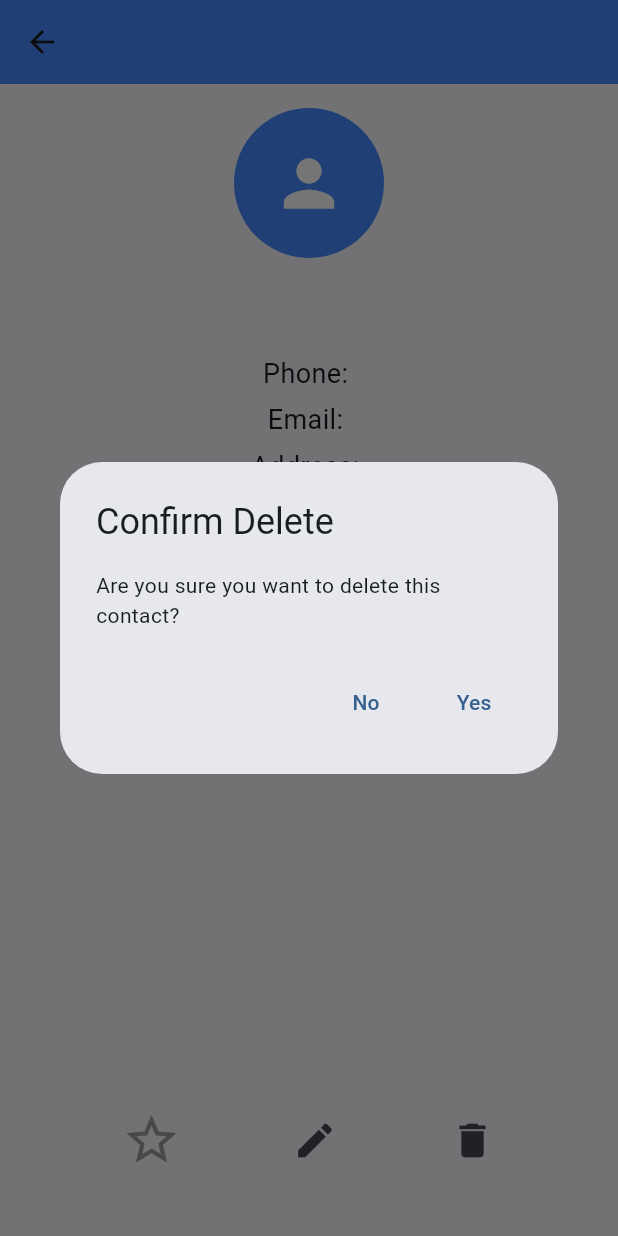
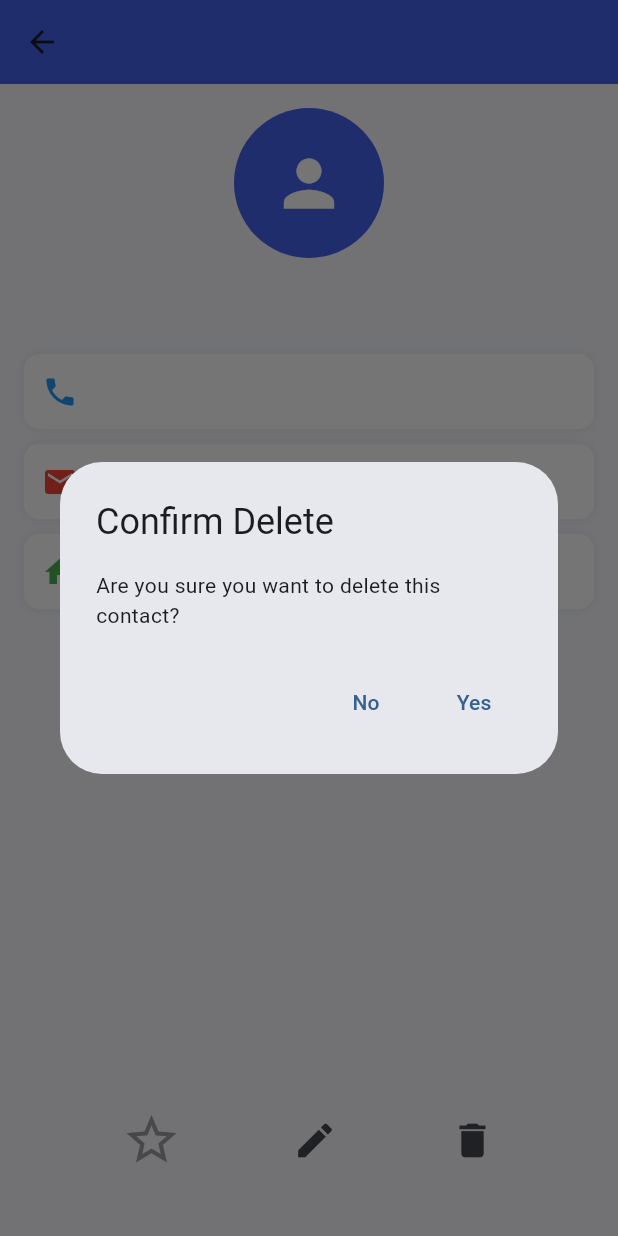
Before and after one commit to VSHarinee/contactmanage, a Flutter app: the ContactDetailsScreen screen opened directly with empty values, item 3 of the bottom bar chosen, on a phone screen of 412 x 824 dp. Run offline on Flutter 3.47's test engine with Material 3 defaults, Android fonts, the phone set to English and light mode, and no system bars; our stand-ins replace cloud_firestore, firebase_auth, firebase_core; accounts and stored records are empty.

Commit message:
2.1 version

```diff
--- a/lib/screens/ContactDetailsScreen.dart
+++ b/lib/screens/ContactDetailsScreen.dart
@@ -21,6 +21,7 @@ class ContactDetailsScreen extends StatefulWidget {
     required this.profilePhoto,
     required this.uid,
   }) : super(key: key);
+
   @override
   _ContactDetailsScreenState createState() => _ContactDetailsScreenState();
 }
@@ -33,6 +34,7 @@ class _ContactDetailsScreenState extends State<ContactDetailsScreen> {
     super.initState();
     _loadFavoriteStatus();
   }
+
   void _loadFavoriteStatus() async {
     DocumentSnapshot doc = await FirebaseFirestore.instance
         .collection('users')
@@ -94,7 +96,13 @@ class _ContactDetailsScreenState extends State<ContactDetailsScreen> {
   @override
   Widget build(BuildContext context) {
     return Scaffold(
-      appBar: AppBar(title: Text(widget.name), backgroundColor: Colors.blueAccent),
+      appBar: AppBar(
+        title: Text(
+          widget.name,
+          style: TextStyle(color: Colors.white, fontWeight: FontWeight.bold),
+        ),
+        backgroundColor: Color(0xFF4361ee),
+      ),
       body: Padding(
         padding: const EdgeInsets.all(16.0),
         child: Column(
@@ -108,16 +116,65 @@ class _ContactDetailsScreenState extends State<ContactDetailsScreen> {
               child: widget.profilePhoto.isEmpty
                   ? const Icon(Icons.person, size: 50, color: Colors.white)
                   : null,
-              backgroundColor: Colors.blueAccent,
+              backgroundColor: Color(0xFF4361ee),
             ),
             const SizedBox(height: 20),
             Text(widget.name, style: const TextStyle(fontSize: 24, fontWeight: FontWeight.bold)),
             const SizedBox(height: 10),
-            Text("Phone: ${widget.phone}", style: const TextStyle(fontSize: 18)),
-            const SizedBox(height: 5),
-            Text("Email: ${widget.email}", style: const TextStyle(fontSize: 18)),
-            const SizedBox(height: 5),
-            Text("Address: ${widget.address}", style: const TextStyle(fontSize: 18)),
+
+            // Phone Box
+            Container(
+              padding: EdgeInsets.all(12),
+              decoration: BoxDecoration(
+                color: Colors.white,
+                borderRadius: BorderRadius.circular(10),
+                boxShadow: [BoxShadow(color: Colors.grey.withOpacity(0.2), blurRadius: 5)],
+              ),
+              child: Row(
+                children: [
+                  Icon(Icons.phone, color: Colors.blue),
+                  SizedBox(width: 10),
+                  Text(widget.phone, style: TextStyle(fontSize: 18)),
+                ],
+              ),
+            ),
+            const SizedBox(height: 10),
+
+            // Email Box
+            Container(
+              padding: EdgeInsets.all(12),
+              decoration: BoxDecoration(
+                color: Colors.white,
+                borderRadius: BorderRadius.circular(10),
+                boxShadow: [BoxShadow(color: Colors.grey.withOpacity(0.2), blurRadius: 5)],
+              ),
+              child: Row(
+                children: [
+                  Icon(Icons.email, color: Colors.red),
+                  SizedBox(width: 10),
+                  Text(widget.email, style: TextStyle(fontSize: 18)),
+                ],
+              ),
+            ),
+            const SizedBox(height: 10),
+
+            // Address Box
+            Container(
+              padding: EdgeInsets.all(12),
+              decoration: BoxDecoration(
+                color: Colors.white,
+                borderRadius: BorderRadius.circular(10),
+                boxShadow: [BoxShadow(color: Colors.grey.withOpacity(0.2), blurRadius: 5)],
+              ),
+              child: Row(
+                children: [
+                  Icon(Icons.home, color: Colors.green),
+                  SizedBox(width: 10),
+                  Expanded(child: Text(widget.address, style: TextStyle(fontSize: 18))),
+                ],
+              ),
+            ),
+
             const Spacer(),
             Row(
               mainAxisAlignment: MainAxisAlignment.spaceEvenly,
@@ -130,10 +187,7 @@ class _ContactDetailsScreenState extends State<ContactDetailsScreen> {
                   ),
                   onPressed: _toggleFavorite,
                 ),
-           // const SizedBox(height: 10),
-
                 IconButton(
-
                   onPressed: () {
                     Navigator.push(
                       context,
@@ -148,25 +202,20 @@ class _ContactDetailsScreenState extends State<ContactDetailsScreen> {
                       ),
                     );
                   },
-                  icon: const Icon(Icons.edit,size: 30,),
+                  icon: const Icon(Icons.edit, size: 30),
                   tooltip: "Edit Contact",
-
                 ),
                 IconButton(
                   onPressed: () => deleteContact(context),
-                  icon: const Icon(Icons.delete,size: 30,),
+                  icon: const Icon(Icons.delete, size: 30),
                   tooltip: "Delete Contact",
                 ),
               ],
             ),
-            const SizedBox(height: 20),],
+            const SizedBox(height: 20),
+          ],
         ),
-            //
-
       ),
     );
-
   }
-
-
 }
--- a/lib/screens/EditContactScreen.dart
+++ b/lib/screens/EditContactScreen.dart
@@ -58,7 +58,8 @@ class _EditContactScreenState extends State<EditContactScreen> {
   @override
   Widget build(BuildContext context) {
     return Scaffold(
-      appBar: AppBar(title: const Text("Edit Contact")),
+      appBar: AppBar(title: const Text("Edit Contact",style: TextStyle(color: Colors.white,fontWeight:FontWeight.bold),), backgroundColor: Color(0xFF4361ee)),
+      //appBar: AppBar(title: Text(widget.name,style: TextStyle(color: Colors.white,fontWeight:FontWeight.bold),), backgroundColor: Color(0xFF4361ee)),
       body: Padding(
         padding: const EdgeInsets.all(20.0),
         child: Column(
@@ -103,7 +104,7 @@ class _EditContactScreenState extends State<EditContactScreen> {
                 onPressed: updateContact,
                 style: ElevatedButton.styleFrom(
                   padding: const EdgeInsets.symmetric(vertical: 12),
-                  backgroundColor: Colors.blueAccent,
+                  backgroundColor: Color(0xFF4361ee),
                   shape: RoundedRectangleBorder(borderRadius: BorderRadius.circular(12)),
                 ),
                 child: const Text(
--- a/lib/screens/WelcomeScreen.dart
+++ b/lib/screens/WelcomeScreen.dart
@@ -35,7 +35,7 @@ class _WelcomeScreenState extends State<WelcomeScreen> {
           /// Background Image
           Positioned.fill(
             child: Image.asset(
-              "assets/app1.jpg",
+              "assets/download.jpg",
               fit: BoxFit.cover,
             ),
           ),
@@ -101,7 +101,7 @@ class _WelcomeScreenState extends State<WelcomeScreen> {
                       );
                     },
                     style: ElevatedButton.styleFrom(
-                      backgroundColor: const Color(0xFFFFC300),
+                      backgroundColor: const Color(0xFF4361ee),
                       padding: const EdgeInsets.symmetric(horizontal: 30, vertical: 14),
                       shape: RoundedRectangleBorder(
                         borderRadius: BorderRadius.circular(12),
@@ -109,7 +109,7 @@ class _WelcomeScreenState extends State<WelcomeScreen> {
                     ),
                     child: const Text(
                       "Get Started",
-                      style: TextStyle(fontSize: 20, color: Colors.black, fontWeight: FontWeight.bold),
+                      style: TextStyle(fontSize: 20, color: Colors.white, fontWeight: FontWeight.bold),
                     ),
                   ),
                 ],
--- a/lib/screens/add_contact_screen.dart
+++ b/lib/screens/add_contact_screen.dart
@@ -52,7 +52,7 @@ class _AddContactScreenState extends State<AddContactScreen> {
         height: double.infinity,
         decoration: const BoxDecoration(
           gradient: LinearGradient(
-            colors: [Color(0xFFBBDEFB), Color(0xFF90CAF9)], // Light blue gradient
+            colors: [Color(0xFFFFFFF), Color(0xFFFFFFF)], // Light blue gradient
             begin: Alignment.topCenter,
             end: Alignment.bottomCenter,
           ),
--- a/lib/screens/login_screen.dart
+++ b/lib/screens/login_screen.dart
@@ -44,7 +44,7 @@ class _LoginScreenState extends State<LoginScreen> {
         height: double.infinity,
         decoration: const BoxDecoration(
           gradient: LinearGradient(
-            colors: [Color(0xFFBBDEFB), Color(0xFF90CAF9)], // Updated blue gradient
+            colors: [Color(0xFFa2d2ff), Color(0xFFFFFFF)], // Updated blue gradient
             begin: Alignment.topCenter,
             end: Alignment.bottomCenter,
           ),
@@ -67,7 +67,7 @@ class _LoginScreenState extends State<LoginScreen> {
                       style: TextStyle(
                         fontSize: 28,
                         fontWeight: FontWeight.bold,
-                        color: Colors.blueGrey, // Adjusted for better contrast
+                        color: Color(0xFF4361ee), // Adjusted for better contrast
                       ),
                     ),
                     const SizedBox(height: 20),
@@ -98,7 +98,7 @@ class _LoginScreenState extends State<LoginScreen> {
                         onPressed: login,
                         style: ElevatedButton.styleFrom(
                           padding: const EdgeInsets.symmetric(vertical: 12),
-                          backgroundColor: Color(0xFF90CAF9), // Updated button color
+                          backgroundColor: Color(0xFF4361ee), // Updated button color
                           shape: RoundedRectangleBorder(
                             borderRadius: BorderRadius.circular(12),
                           ),
```
Also changed, not shown: lib/screens/register_screen.dart (+4 -3 lines). Lines whose indentation alone changed are shown as unchanged.
